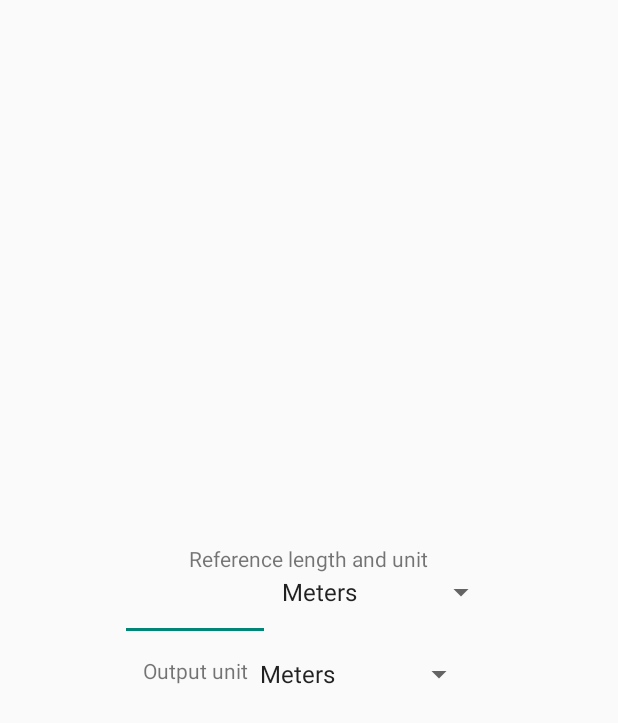
After one commit to GoncaloJoaoCorreia/camera-ruler, an Android app: the layout dialog.xml on its own in the app's theme, with its tools: preview values and no code run, on a phone screen of 412 x 824 dp. The commit adds this screen. Shown: the top 723 px of the screen. Run offline under Robolectric (Android 15) with nearby library versions, the phone set to English and light mode, and no system bars.

Commit message:
Initial commit

```diff
--- /dev/null
+++ b/app/src/main/res/layout/dialog.xml
@@ -0,0 +1,58 @@
+<?xml version="1.0" encoding="utf-8"?>
+<LinearLayout xmlns:android="http://schemas.android.com/apk/res/android"
+    android:orientation="vertical" android:layout_width="match_parent"
+    android:layout_height="match_parent"
+    android:gravity="center">
+
+    <RelativeLayout
+        android:layout_width="wrap_content"
+        android:layout_height="wrap_content">
+        <TextView
+            android:id="@+id/lbl_reference_length"
+            android:layout_width="wrap_content"
+            android:layout_height="wrap_content"
+            android:text="@string/input_hint"
+            android:layout_centerHorizontal="true"/>
+        <EditText
+            android:id="@+id/reference_input"
+            android:layout_width="100dp"
+            android:layout_height="wrap_content"
+            android:layout_below="@+id/lbl_reference_length"
+            android:inputType="numberDecimal"/>
+
+        <Spinner
+            android:id="@+id/input_unit_chooser"
+            android:layout_width="wrap_content"
+            android:layout_height="wrap_content"
+            android:entries="@array/units"
+            android:layout_toRightOf="@+id/reference_input"
+            android:layout_toEndOf="@+id/reference_input"
+            android:layout_centerVertical="true">
+        </Spinner>
+        </RelativeLayout>
+
+    <Space
+        android:layout_width="wrap_content"
+        android:layout_height="10dp" />
+
+    <RelativeLayout
+        android:layout_width="wrap_content"
+        android:layout_height="wrap_content">
+        <TextView
+            android:id="@+id/output_unit_hint"
+            android:layout_width="wrap_content"
+            android:layout_height="wrap_content"
+            android:text="@string/input_hint_units"/>
+
+        <Spinner
+            android:id="@+id/output_unit_chooser"
+            android:layout_width="wrap_content"
+            android:layout_height="wrap_content"
+            android:entries="@array/units"
+            android:layout_toRightOf="@+id/output_unit_hint"
+            android:layout_toEndOf="@+id/output_unit_hint"
+            android:layout_centerVertical="true">
+        </Spinner>
+        </RelativeLayout>
+
+</LinearLayout>
--- /dev/null
+++ b/app/src/main/res/values/arrays.xml
@@ -0,0 +1,15 @@
+<?xml version="1.0" encoding="utf-8"?>
+<resources>
+
+    <!-- Predefined scale values -->
+    <string-array name="units">
+        <item>Meters</item>
+        <item>Centimeters</item>
+        <item>Millimetres</item>
+        <item>Inch</item>
+        <item>Foot</item>
+        <item>Yard</item>
+    </string-array>
+
+
+</resources>
```
Also changed, not shown: app/src/main/AndroidManifest.xml (+9 -5 lines), app/src/main/java/com/goncalojoaocorreia/cameraruler/DrawView.java (+11 -4 lines), app/src/main/java/com/goncalojoaocorreia/cameraruler/InputDialog.java (added, +58 -0 lines), app/src/main/java/com/goncalojoaocorreia/cameraruler/MainActivity.java (+63 -39 lines), app/src/main/java/com/goncalojoaocorreia/cameraruler/Ruler.java (+46 -4 lines), app/src/main/java/com/goncalojoaocorreia/cameraruler/Utils.java (added, +186 -0 lines), app/src/main/res/layout/activity_main.xml (+2 -12 lines), app/src/main/res/menu/menu_main.xml (+5 -3 lines), app/src/main/res/values/strings.xml (+7 -5 lines), 2 other files.
